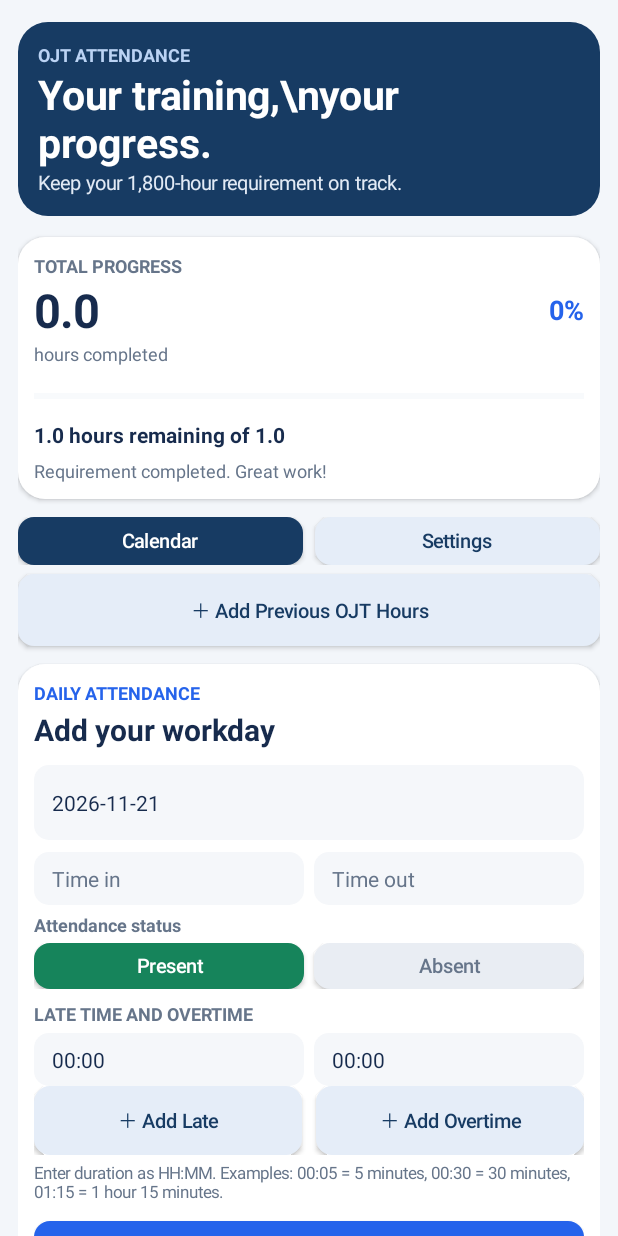
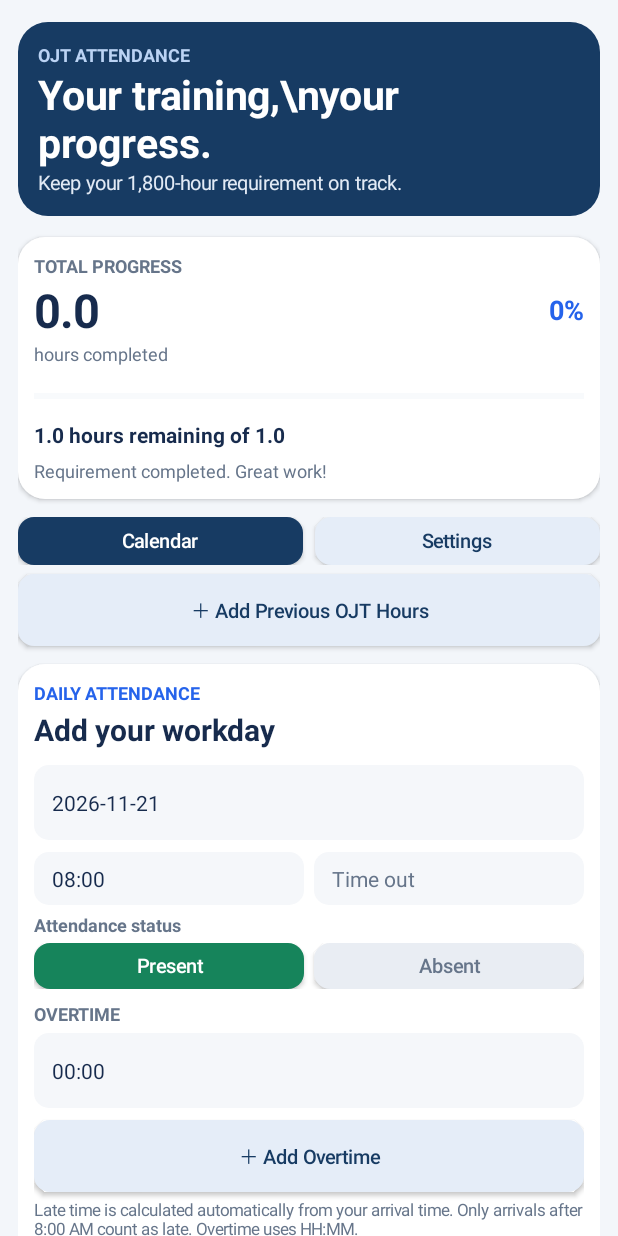
Before and after one commit to gigantolaurence3-ai/OJT-Attendance-Tracker, an Android app: the screen it shows after launch (MainActivity), on a phone screen of 412 x 824 dp. Run offline under Robolectric (Android 15) with nearby library versions, the phone set to English and light mode, and no system bars; 9 statements that could not run were skipped.

Commit message:
Calculate late time automatically from 8:00 AM arrival cutoff

```diff
--- a/app/src/main/java/com/laurence/ojtattendance/MainActivity.kt
+++ b/app/src/main/java/com/laurence/ojtattendance/MainActivity.kt
@@ -124,7 +124,7 @@ class MainActivity : Activity() {
         dateField = field("Attendance date", today()).apply { setOnClickListener { chooseDate() } }
         form.addView(dateField)
         val times = LinearLayout(this).apply { orientation = LinearLayout.HORIZONTAL }
-        inField = field("Time in", morningStart).apply { setOnClickListener { chooseTime(this) } }
+        inField = field("Arrived time (late after 8:00 AM)", "08:00").apply { setOnClickListener { chooseTime(this) } }
         outField = field("Time out", afternoonEnd).apply { setOnClickListener { chooseTime(this) } }
         times.addView(inField, LinearLayout.LayoutParams(0, -2, 1f).apply { rightMargin = 5 })
         times.addView(outField, LinearLayout.LayoutParams(0, -2, 1f).apply { leftMargin = 5 })
@@ -136,18 +136,11 @@ class MainActivity : Activity() {
         statusRow.addView(presentButton, LinearLayout.LayoutParams(0, 46, 1f).apply { rightMargin = 5 })
         statusRow.addView(absentButton, LinearLayout.LayoutParams(0, 46, 1f).apply { leftMargin = 5 })
         form.addView(statusRow)
-        form.addView(text("LATE TIME AND OVERTIME", 12f, muted, true), params(top = 8, bottom = 5))
-        val extras = LinearLayout(this).apply { orientation = LinearLayout.HORIZONTAL }
-        lateField = field("Late duration (HH:MM)", "00:00").apply { inputType = InputType.TYPE_CLASS_TEXT }
+        form.addView(text("OVERTIME", 12f, muted, true), params(top = 8, bottom = 5))
         overtimeField = field("Overtime duration (HH:MM)", "00:00").apply { inputType = InputType.TYPE_CLASS_TEXT }
-        extras.addView(lateField, LinearLayout.LayoutParams(0, -2, 1f).apply { rightMargin = 5 })
-        extras.addView(overtimeField, LinearLayout.LayoutParams(0, -2, 1f).apply { leftMargin = 5 })
-        form.addView(extras)
-        val extraButtons = LinearLayout(this).apply { orientation = LinearLayout.HORIZONTAL }
-        extraButtons.addView(actionButton("＋ Add Late", 0xFFE5EDF8.toInt(), navy) { lateField.requestFocus() }, LinearLayout.LayoutParams(0, dp(46), 1f).apply { rightMargin = dp(5) })
-        extraButtons.addView(actionButton("＋ Add Overtime", 0xFFE5EDF8.toInt(), navy) { overtimeField.requestFocus() }, LinearLayout.LayoutParams(0, dp(46), 1f).apply { leftMargin = dp(5) })
-        form.addView(extraButtons, params(bottom = 4))
-        form.addView(text("Enter duration as HH:MM. Examples: 00:05 = 5 minutes, 00:30 = 30 minutes, 01:15 = 1 hour 15 minutes.", 11f, muted))
+        form.addView(overtimeField)
+        form.addView(actionButton("＋ Add Overtime", 0xFFE5EDF8.toInt(), navy) { overtimeField.requestFocus() }, params(bottom = 4))
+        form.addView(text("Late time is calculated automatically from your arrival time. Only arrivals after 8:00 AM count as late. Overtime uses HH:MM.", 11f, muted))
         form.addView(actionButton("Save attendance", blue) { saveRecord() }, params(top = 12))
         form.addView(actionButton("Clear form", 0xFFE9EDF3.toInt(), navy) { clearForm() }, params(top = 6))
         root.addView(form, params(bottom = 12))
@@ -288,24 +281,25 @@ class MainActivity : Activity() {
 
     private fun saveRecord() {
         val date = dateField.text.toString().trim()
-        val lateText = lateField.text.toString().trim()
+        val arrivedAt = minutes(inField.text.toString())
         val overtimeText = overtimeField.text.toString().trim()
         val durationPattern = Regex("^\\d{1,3}:\\d{2}$")
-        if (!durationPattern.matches(lateText) || !durationPattern.matches(overtimeText) ||
-            (lateText.substringAfter(":").toIntOrNull() ?: 99) !in 0..59 ||
+        if (arrivedAt == null || !durationPattern.matches(overtimeText) ||
             (overtimeText.substringAfter(":").toIntOrNull() ?: 99) !in 0..59) {
-            toast("Enter late and overtime as HH:MM, for example 00:15.")
+            toast("Choose a valid arrival time and enter overtime as HH:MM.")
             return
         }
-        val late = lateMinutesFromTime(lateText) / 60.0
+        // Only time after 8:00 AM is counted as late.
+        val lateMinutes = (arrivedAt - (8 * 60)).coerceAtLeast(0)
+        val late = lateMinutes / 60.0
         val overtime = overtimeMinutesFromTime(overtimeText) / 60.0
         val worked = if (status == "Present") workedHours(inField.text.toString(), outField.text.toString()) else 0.0
-        if (!date.matches(Regex("\\d{4}-\\d{2}-\\d{2}")) || late < 0 || overtime < 0 || (status == "Present" && worked < 0)) {
+        if (!date.matches(Regex("\\d{4}-\\d{2}-\\d{2}")) || overtime < 0 || (status == "Present" && worked < 0)) {
             toast("Check the date and time values.")
             return
         }
-        // A full day is 8 hours. Deduct late minutes once, then add overtime.
-        val credited = if (status == "Present") ((8 * 60 - (late * 60).toInt()).coerceAtLeast(0) + (overtime * 60).toInt()) / 60.0 else 0.0
+        // Daily credit is 8 hours minus lateness after 8:00 AM, plus overtime.
+        val credited = if (status == "Present") ((8 * 60 - lateMinutes).coerceAtLeast(0) + (overtime * 60).toInt()) / 60.0 else 0.0
         val id = editingId ?: System.currentTimeMillis().toString()
         val item = JSONObject()
             .put("id", id).put("date", date).put("timeIn", inField.text.toString())
@@ -325,7 +319,7 @@ class MainActivity : Activity() {
         dateField.setText(today())
         inField.setText(morningStart)
         outField.setText(afternoonEnd)
-        lateField.setText("00:00")
+        inField.setText("08:00")
         overtimeField.setText("00:00")
         setStatus("Present")
     }
@@ -341,8 +335,10 @@ class MainActivity : Activity() {
                 item.put("overtime", (oldOvertimeClock - (minutes(afternoonEnd) ?: 0)).coerceAtLeast(0) / 60.0)
                 item.put("timeBased", true)
             }
-            // Recalculate every present record using the 8-hour daily target.
-            val lateMinutes = (item.optDouble("late", 0.0) * 60).toInt().coerceAtLeast(0)
+            // Recalculate lateness from arrival time, using 8:00 AM as the only cutoff.
+            val arrivedAt = minutes(item.optString("timeIn")) ?: (8 * 60)
+            val lateMinutes = (arrivedAt - 8 * 60).coerceAtLeast(0)
+            item.put("late", lateMinutes / 60.0)
             val overtimeMinutes = (item.optDouble("overtime", 0.0) * 60).toInt().coerceAtLeast(0)
             val creditedMinutes = if (item.optString("status") == "Present") {
                 (8 * 60 - lateMinutes).coerceAtLeast(0) + overtimeMinutes
@@ -407,7 +403,6 @@ class MainActivity : Activity() {
         dateField.setText(item.optString("date"))
         inField.setText(item.optString("timeIn"))
         outField.setText(item.optString("timeOut"))
-        lateField.setText(durationClock((item.optDouble("late", 0.0) * 60).toInt()))
         overtimeField.setText(durationClock((item.optDouble("overtime", 0.0) * 60).toInt()))
         setStatus(item.optString("status", "Present"))
         Toast.makeText(this, "Update the fields and tap Save attendance.", Toast.LENGTH_SHORT).show()
@@ -489,7 +484,7 @@ class MainActivity : Activity() {
                         .putString("morning_end", me.text.toString())
                         .putString("afternoon_start", asf.text.toString())
                         .putString("afternoon_end", ae.text.toString()).apply()
-                    inField.setText(morningStart); outField.setText(afternoonEnd)
+                    inField.setText("08:00"); outField.setText(afternoonEnd)
                     refresh(); toast("Settings saved.")
                 }
             }.show()
```
